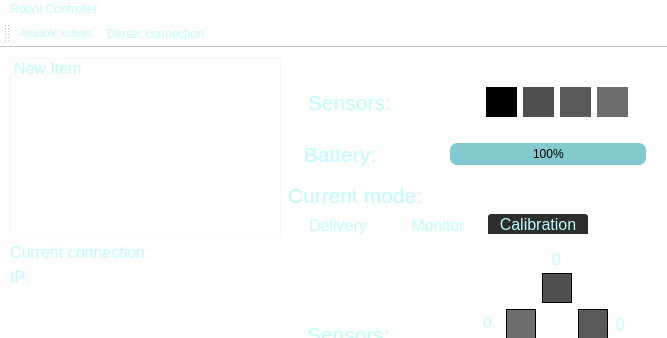
Qt form Gui/gui_v2.ui (Zyvexa/TrueElectronics-Robot) before a commit; both pictures show x 0 to 667 and y 0 to 338 of the 667 by 499 pixel window.
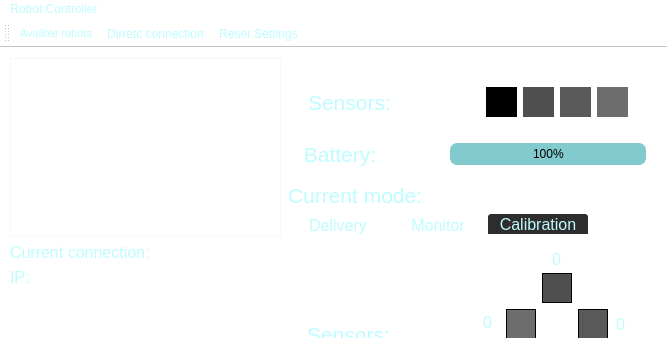
The same form after that commit.

What changed in the file:
```diff
--- a/Gui/gui_v2.ui
+++ b/Gui/gui_v2.ui
@@ -753,11 +753,6 @@
 border-color: rgb(190, 252, 255);
 color: rgb(190, 252, 255);</string>
          </property>
-         <item>
-          <property name="text">
-           <string>New Item</string>
-          </property>
-         </item>
         </widget>
        </item>
        <item row="4" column="0" rowspan="2">
@@ -1025,10 +1020,11 @@
     <enum>TopToolBarArea</enum>
    </attribute>
    <attribute name="toolBarBreak">
-    <bool>true</bool>
+    <bool>false</bool>
    </attribute>
    <addaction name="actionNetScan"/>
    <addaction name="actionDirretcConnection"/>
+   <addaction name="actionReser_Settings"/>
   </widget>
   <widget class="QMenuBar" name="menubar">
    <property name="geometry">
@@ -1075,6 +1071,11 @@
     <string>Shift+D</string>
    </property>
   </action>
+  <action name="actionReser_Settings">
+   <property name="text">
+    <string>Reser Settings</string>
+   </property>
+  </action>
  </widget>
  <resources/>
  <connections/>
```
Left out of the diff: 3 changed lines with no effect on the pictures.
